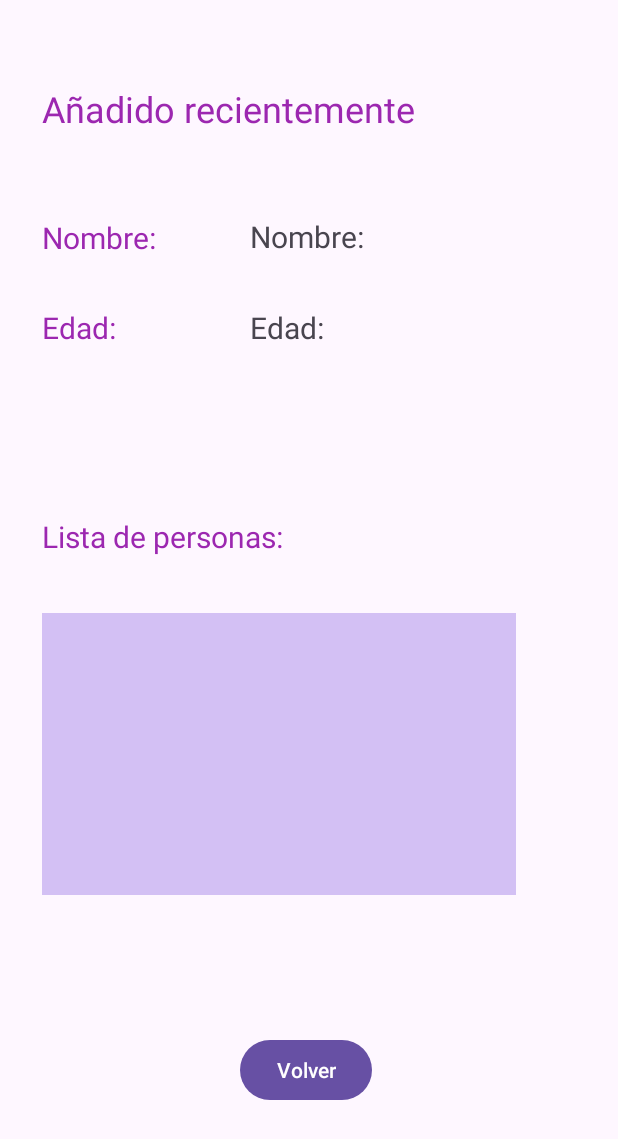
After one commit to jbastante369/Ejercicios_de_Applicaciones_Mobiles, an Android app: the Ventana2 screen opened directly, with no data from a screen before it, on a phone screen of 412 x 824 dp. The commit adds this screen. Shown: the top 1139 px of the screen. Run offline under Robolectric (Android 15) with nearby library versions, the light colour scheme and no system bars.

Commit message:
AÑado ventana2

```diff
--- a/VariousActivitys/app/build.gradle.kts
+++ b/VariousActivitys/app/build.gradle.kts
@@ -5,7 +5,7 @@ plugins {
 
 android {
     namespace = "com.example.variosactivitys_guardardatos"
-    compileSdk = 33
+    compileSdk = 34
 
     defaultConfig {
         applicationId = "com.example.variosactivitys_guardardatos"
@@ -33,6 +33,9 @@ android {
     kotlinOptions {
         jvmTarget = "1.8"
     }
+    buildFeatures{
+        viewBinding=true
+    }
 }
 
 dependencies {
--- a/VariousActivitys/app/src/main/AndroidManifest.xml
+++ b/VariousActivitys/app/src/main/AndroidManifest.xml
@@ -13,6 +13,9 @@
         android:theme="@style/Theme.VariosActivitys_GuardarDatos"
         tools:targetApi="31">
         <activity
+            android:name=".Ventana2"
+            android:exported="false" />
+        <activity
             android:name=".MainActivity"
             android:exported="true">
             <intent-filter>
--- /dev/null
+++ b/VariousActivitys/app/src/main/java/com/example/variosactivitys_guardardatos/Ventana2.kt
@@ -0,0 +1,11 @@
+package com.example.variosactivitys_guardardatos
+
+import androidx.appcompat.app.AppCompatActivity
+import android.os.Bundle
+
+class Ventana2 : AppCompatActivity() {
+    override fun onCreate(savedInstanceState: Bundle?) {
+        super.onCreate(savedInstanceState)
+        setContentView(R.layout.activity_ventana2)
+    }
+}
--- /dev/null
+++ b/VariousActivitys/app/src/main/res/layout/activity_ventana2.xml
@@ -0,0 +1,112 @@
+<?xml version="1.0" encoding="utf-8"?>
+<androidx.constraintlayout.widget.ConstraintLayout xmlns:android="http://schemas.android.com/apk/res/android"
+    xmlns:app="http://schemas.android.com/apk/res-auto"
+    xmlns:tools="http://schemas.android.com/tools"
+    android:layout_width="match_parent"
+    android:layout_height="match_parent"
+    tools:context=".Ventana2">
+
+    <TextView
+        android:id="@+id/textView4"
+        android:layout_width="wrap_content"
+        android:layout_height="wrap_content"
+        android:text="Añadido recientemente"
+        android:textColor="#9C27B0"
+        android:textSize="24sp"
+        app:layout_constraintBottom_toBottomOf="parent"
+        app:layout_constraintStart_toStartOf="@+id/textView2"
+        app:layout_constraintTop_toTopOf="parent"
+        app:layout_constraintVertical_bias="0.071" />
+
+    <TextView
+        android:id="@+id/textView2"
+        android:layout_width="wrap_content"
+        android:layout_height="wrap_content"
+        android:text="Nombre:"
+        android:textColor="#9C27B0"
+        android:textSize="20sp"
+        app:layout_constraintBottom_toBottomOf="parent"
+        app:layout_constraintStart_toStartOf="@+id/textView"
+        app:layout_constraintTop_toTopOf="parent"
+        app:layout_constraintVertical_bias="0.182" />
+
+    <TextView
+        android:id="@+id/cajaNombre"
+        android:layout_width="wrap_content"
+        android:layout_height="wrap_content"
+        android:text="Nombre:"
+        android:textSize="20sp"
+        app:layout_constraintBottom_toBottomOf="parent"
+        app:layout_constraintEnd_toEndOf="parent"
+        app:layout_constraintHorizontal_bias="0.497"
+        app:layout_constraintStart_toStartOf="parent"
+        app:layout_constraintTop_toTopOf="parent"
+        app:layout_constraintVertical_bias="0.181" />
+
+    <TextView
+        android:id="@+id/cajaEdad"
+        android:layout_width="wrap_content"
+        android:layout_height="wrap_content"
+        android:text="Edad:"
+        android:textSize="20sp"
+        app:layout_constraintBottom_toBottomOf="parent"
+        app:layout_constraintStart_toStartOf="@+id/cajaNombre"
+        app:layout_constraintTop_toBottomOf="@+id/textView2"
+        app:layout_constraintVertical_bias="0.052" />
+
+    <TextView
+        android:id="@+id/textView"
+        android:layout_width="wrap_content"
+        android:layout_height="wrap_content"
+        android:text="Edad:"
+        android:textColor="#9C27B0"
+        android:textSize="20sp"
+        app:layout_constraintBottom_toBottomOf="parent"
+        app:layout_constraintStart_toStartOf="@+id/textView5"
+        app:layout_constraintTop_toBottomOf="@+id/textView2"
+        app:layout_constraintVertical_bias="0.052" />
+
+    <TextView
+        android:id="@+id/textView5"
+        android:layout_width="wrap_content"
+        android:layout_height="wrap_content"
+        android:text="Lista de personas:"
+        android:textColor="#9C27B0"
+        android:textSize="20sp"
+        app:layout_constraintBottom_toBottomOf="parent"
+        app:layout_constraintEnd_toEndOf="parent"
+        app:layout_constraintHorizontal_bias="0.111"
+        app:layout_constraintStart_toStartOf="parent"
+        app:layout_constraintTop_toBottomOf="@+id/textView2"
+        app:layout_constraintVertical_bias="0.275" />
+
+    <Button
+        android:id="@+id/boton"
+        android:layout_width="wrap_content"
+        android:layout_height="wrap_content"
+        android:layout_marginStart="123dp"
+        android:layout_marginEnd="123dp"
+        android:text="Volver"
+        app:layout_constraintBottom_toBottomOf="parent"
+        app:layout_constraintEnd_toEndOf="parent"
+        app:layout_constraintHorizontal_bias="0.17"
+        app:layout_constraintStart_toStartOf="@+id/textView2"
+        app:layout_constraintTop_toTopOf="parent"
+        app:layout_constraintVertical_bias="0.888" />
+
+    <EditText
+        android:id="@+id/multiLine"
+        android:layout_width="316dp"
+        android:layout_height="188dp"
+        android:background="#D3C0F4"
+        android:clickable="false"
+        android:ems="10"
+        android:gravity="start|top"
+        android:inputType="textMultiLine"
+        android:textColor="#253071"
+        app:layout_constraintBottom_toBottomOf="parent"
+        app:layout_constraintStart_toStartOf="@+id/textView5"
+        app:layout_constraintTop_toTopOf="parent"
+        app:layout_constraintVertical_bias="0.643" />
+
+</androidx.constraintlayout.widget.ConstraintLayout>
```
Also changed, not shown: VariousActivitys/app/src/main/java/com/example/variosactivitys_guardardatos/MainActivity.kt (+15 -1 lines), VariousActivitys/app/src/main/res/layout/activity_main.xml (+70 -1 lines).
